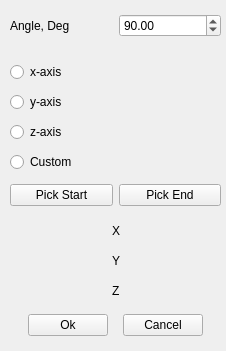
First picture: the form in src/OpenParEMg/RotateInputForm.ui, repository OpenParEM/OpenParEM, before the edit.
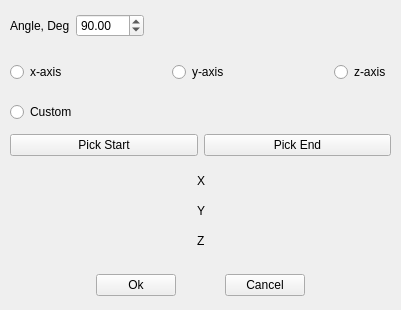
Second picture: the form after the edit.

Commit message: updated input forms for field width and form location

What changed in the file:
```diff
--- a/src/OpenParEMg/RotateInputForm.ui
+++ b/src/OpenParEMg/RotateInputForm.ui
@@ -6,8 +6,8 @@
    <rect>
     <x>0</x>
     <y>0</y>
-    <width>226</width>
-    <height>351</height>
+    <width>401</width>
+    <height>310</height>
    </rect>
   </property>
   <property name="windowTitle">
@@ -17,8 +17,8 @@
    <property name="geometry">
     <rect>
      <x>10</x>
-     <y>220</y>
-     <width>211</width>
+     <y>170</y>
+     <width>381</width>
      <height>22</height>
     </rect>
    </property>
@@ -62,8 +62,8 @@
    <property name="geometry">
     <rect>
      <x>10</x>
-     <y>280</y>
-     <width>211</width>
+     <y>230</y>
+     <width>381</width>
      <height>22</height>
     </rect>
    </property>
@@ -101,8 +101,8 @@
    <property name="geometry">
     <rect>
      <x>10</x>
-     <y>280</y>
-     <width>211</width>
+     <y>230</y>
+     <width>381</width>
      <height>22</height>
     </rect>
    </property>
@@ -146,8 +146,8 @@
    <property name="geometry">
     <rect>
      <x>10</x>
-     <y>220</y>
-     <width>211</width>
+     <y>170</y>
+     <width>381</width>
      <height>22</height>
     </rect>
    </property>
@@ -185,8 +185,8 @@
    <property name="geometry">
     <rect>
      <x>10</x>
-     <y>180</y>
-     <width>211</width>
+     <y>130</y>
+     <width>381</width>
      <height>31</height>
     </rect>
    </property>
@@ -223,8 +223,8 @@
    <property name="geometry">
     <rect>
      <x>10</x>
-     <y>310</y>
-     <width>211</width>
+     <y>270</y>
+     <width>381</width>
      <height>31</height>
     </rect>
    </property>
@@ -321,7 +321,7 @@
     <rect>
      <x>10</x>
      <y>10</y>
-     <width>211</width>
+     <width>381</width>
      <height>31</height>
     </rect>
    </property>
@@ -362,14 +362,27 @@
       </property>
      </widget>
     </item>
+    <item>
+     <spacer name="horizontalSpacer_5">
+      <property name="orientation">
+       <enum>Qt::Orientation::Horizontal</enum>
+      </property>
+      <property name="sizeHint" stdset="0">
+       <size>
+        <width>40</width>
+        <height>20</height>
+       </size>
+      </property>
+     </spacer>
+    </item>
    </layout>
   </widget>
   <widget class="QWidget" name="horizontalLayoutWidget_7">
    <property name="geometry">
     <rect>
      <x>10</x>
-     <y>250</y>
-     <width>211</width>
+     <y>200</y>
+     <width>381</width>
      <height>22</height>
     </rect>
    </property>
@@ -413,8 +426,8 @@
    <property name="geometry">
     <rect>
      <x>10</x>
-     <y>250</y>
-     <width>211</width>
+     <y>200</y>
+     <width>381</width>
      <height>22</height>
     </rect>
    </property>
@@ -453,7 +466,7 @@
     <rect>
      <x>10</x>
      <y>60</y>
-     <width>211</width>
+     <width>381</width>
      <height>25</height>
     </rect>
    </property>
@@ -481,18 +494,6 @@
       </property>
      </spacer>
     </item>
-   </layout>
-  </widget>
-  <widget class="QWidget" name="horizontalLayoutWidget_5">
-   <property name="geometry">
-    <rect>
-     <x>10</x>
-     <y>90</y>
-     <width>211</width>
-     <height>25</height>
-    </rect>
-   </property>
-   <layout class="QHBoxLayout" name="horizontalLayout_2">
     <item>
      <widget class="QRadioButton" name="Yaxis">
       <property name="toolTip">
@@ -504,7 +505,7 @@
      </widget>
     </item>
     <item>
-     <spacer name="horizontalSpacer_2">
+     <spacer name="horizontalSpacer_6">
       <property name="orientation">
        <enum>Qt::Orientation::Horizontal</enum>
       </property>
@@ -516,18 +517,6 @@
       </property>
      </spacer>
     </item>
-   </layout>
-  </widget>
-  <widget class="QWidget" name="horizontalLayoutWidget_6">
-   <property name="geometry">
-    <rect>
-     <x>10</x>
-     <y>120</y>
-     <width>211</width>
-     <height>25</height>
-    </rect>
-   </property>
-   <layout class="QHBoxLayout" name="horizontalLayout_3">
     <item>
      <widget class="QRadioButton" name="Zaxis">
       <property name="toolTip">
@@ -538,27 +527,14 @@
       </property>
      </widget>
     </item>
-    <item>
-     <spacer name="horizontalSpacer_3">
-      <property name="orientation">
-       <enum>Qt::Orientation::Horizontal</enum>
-      </property>
-      <property name="sizeHint" stdset="0">
-       <size>
-        <width>40</width>
-        <height>20</height>
-       </size>
-      </property>
-     </spacer>
-    </item>
    </layout>
   </widget>
   <widget class="QWidget" name="horizontalLayoutWidget_8">
    <property name="geometry">
     <rect>
      <x>10</x>
-     <y>150</y>
-     <width>211</width>
+     <y>100</y>
+     <width>381</width>
      <height>25</height>
     </rect>
    </property>
```
The commit also changes 14 other files.
